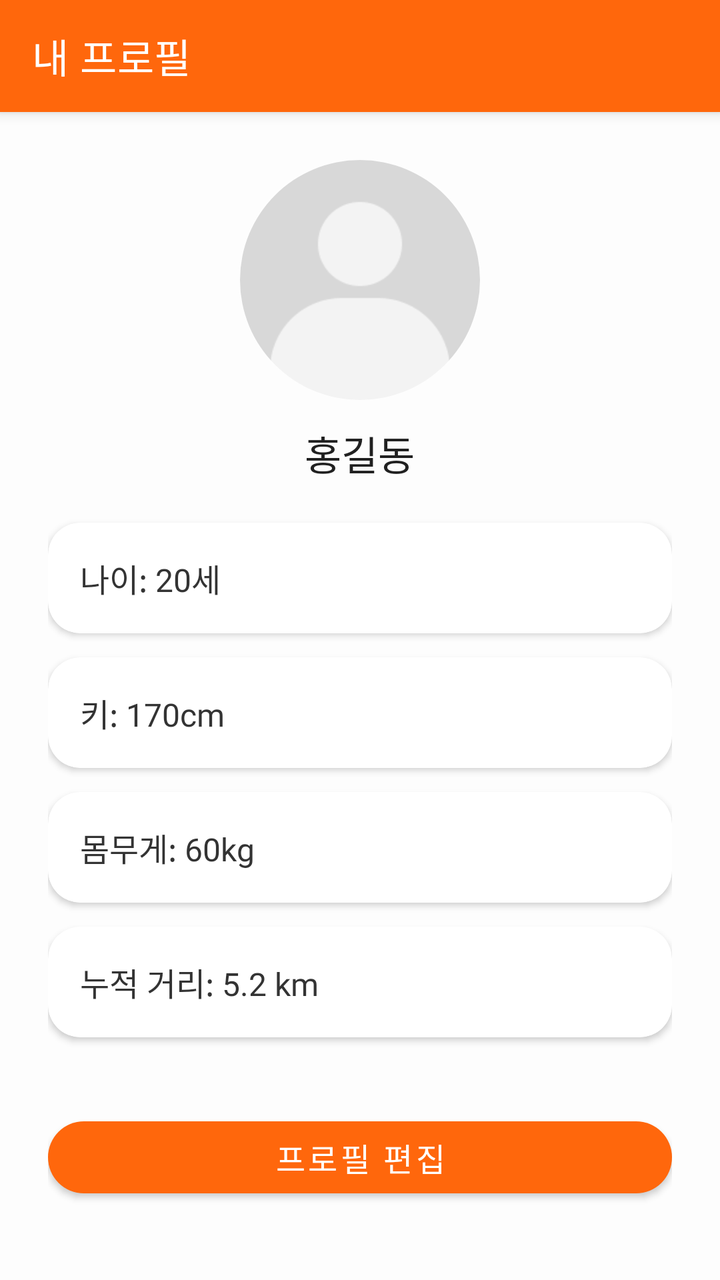
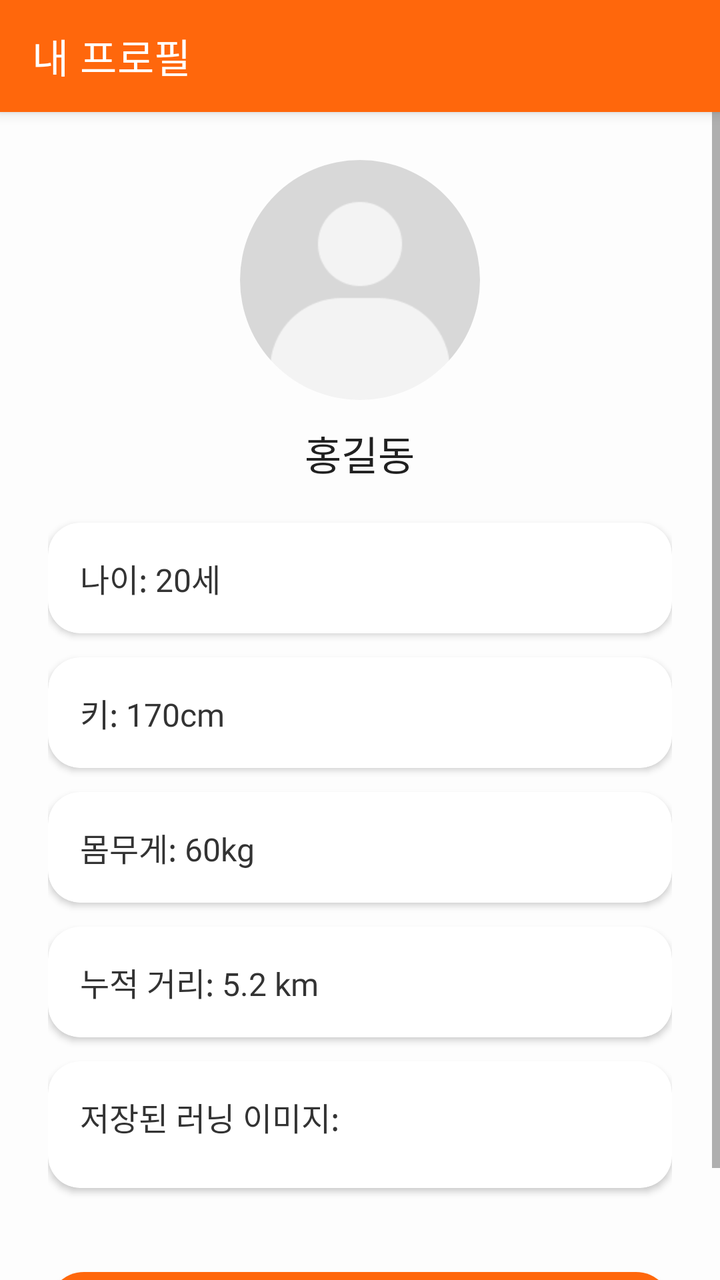

Screens rendered from an Android XML layout before and after an edit, with the pre-edit source and the edit as a unified diff.
<!-- AndroidManifest.xml: application theme Theme.DrawingRun -->
<!-- res/layout/activity_profile.xml -->
<?xml version="1.0" encoding="utf-8"?>
<RelativeLayout xmlns:android="http://schemas.android.com/apk/res/android"
    xmlns:app="http://schemas.android.com/apk/res-auto"
    android:layout_width="match_parent"
    android:layout_height="match_parent"
    android:background="#FDFDFD">

    
    <androidx.appcompat.widget.Toolbar
        android:id="@+id/profileToolbar"
        android:layout_width="match_parent"
        android:layout_height="wrap_content"
        android:background="#FF670C"
        android:elevation="4dp"
        app:title="내 프로필"
        app:titleTextColor="@android:color/white"
        app:popupTheme="@style/ThemeOverlay.AppCompat.Light" />

    <ScrollView
        android:id="@+id/profileScrollView"
        android:layout_below="@id/profileToolbar"
        android:layout_width="match_parent"
        android:layout_height="match_parent"
        android:fillViewport="true">

        <LinearLayout
            android:orientation="vertical"
            android:layout_width="match_parent"
            android:layout_height="wrap_content"
            android:padding="24dp"
            android:gravity="center_horizontal">

            
            <com.google.android.material.imageview.ShapeableImageView
                android:id="@+id/profileImageView"
                android:layout_width="120dp"
                android:layout_height="120dp"
                android:src="@drawable/ic_profile_default"
                android:contentDescription="프로필 이미지"
                app:shapeAppearanceOverlay="@style/ShapeAppearance.Material3.Corner.Full"
                android:scaleType="centerCrop"
                android:layout_marginBottom="12dp" />

            
            <TextView
                android:id="@+id/tvUserName"
                android:layout_width="wrap_content"
                android:layout_height="wrap_content"
                android:text="홍길동"
                android:textSize="20sp"
                android:textColor="#212121"
                android:fontFamily="@font/spoqa_han_sans_bold"
                android:layout_marginBottom="20dp" />

            
            <com.google.android.material.card.MaterialCardView
                android:layout_width="match_parent"
                android:layout_height="wrap_content"
                android:layout_marginBottom="12dp"
                app:cardCornerRadius="16dp"
                app:cardElevation="2dp">
                <TextView
                    android:id="@+id/tvUserAge"
                    android:layout_width="match_parent"
                    android:layout_height="wrap_content"
                    android:padding="16dp"
                    android:text="나이: 20세"
                    android:textSize="16sp"
                    android:textColor="#333333"
                    android:fontFamily="@font/spoqa_han_sans_regular" />
            </com.google.android.material.card.MaterialCardView>

            <com.google.android.material.card.MaterialCardView
                android:layout_width="match_parent"
                android:layout_height="wrap_content"
                android:layout_marginBottom="12dp"
                app:cardCornerRadius="16dp"
                app:cardElevation="2dp">
                <TextView
                    android:id="@+id/tvUserHeight"
                    android:layout_width="match_parent"
                    android:layout_height="wrap_content"
                    android:padding="16dp"
                    android:text="키: 170cm"
                    android:textSize="16sp"
                    android:textColor="#333333"
                    android:fontFamily="@font/spoqa_han_sans_regular" />
            </com.google.android.material.card.MaterialCardView>

            <com.google.android.material.card.MaterialCardView
                android:layout_width="match_parent"
                android:layout_height="wrap_content"
                android:layout_marginBottom="12dp"
                app:cardCornerRadius="16dp"
                app:cardElevation="2dp">
                <TextView
                    android:id="@+id/tvUserWeight"
                    android:layout_width="match_parent"
                    android:layout_height="wrap_content"
                    android:padding="16dp"
                    android:text="몸무게: 60kg"
                    android:textSize="16sp"
                    android:textColor="#333333"
                    android:fontFamily="@font/spoqa_han_sans_regular" />
            </com.google.android.material.card.MaterialCardView>

            <com.google.android.material.card.MaterialCardView
                android:layout_width="match_parent"
                android:layout_height="wrap_content"
                android:layout_marginBottom="12dp"
                app:cardCornerRadius="16dp"
                app:cardElevation="2dp">
                <TextView
                    android:id="@+id/tvTotalDistance"
                    android:layout_width="match_parent"
                    android:layout_height="wrap_content"
                    android:padding="16dp"
                    android:text="누적 거리: 5.2 km"
                    android:textSize="16sp"
                    android:textColor="#333333"
                    android:fontFamily="@font/spoqa_han_sans_regular" />
            </com.google.android.material.card.MaterialCardView>

            
            <com.google.android.material.button.MaterialButton
                android:id="@+id/btnEditProfile"
                android:layout_width="match_parent"
                android:layout_height="48dp"
                android:text="프로필 편집"
                android:textColor="@android:color/white"
                app:cornerRadius="24dp"
                app:backgroundTint="#FF670C"
                android:fontFamily="@font/spoqa_han_sans_bold"
                android:textSize="16sp"
                android:layout_marginTop="24dp" />

        </LinearLayout>
    </ScrollView>
</RelativeLayout>
<!-- resources referenced by this layout -->
<resources>
  <!-- drawable ic_profile_default: png bitmap (drawable, 918 bytes) -->
  <style name="Theme.DrawingRun" parent="Theme.MaterialComponents.DayNight.NoActionBar">
          
          <item name="colorPrimary">#F5F5F5</item> 
          <item name="colorPrimaryVariant">#E0E0E0</item> 
          <item name="colorOnPrimary">#212121</item> 
  
          
          <item name="colorSecondary">#FF670C</item>
          <item name="colorSecondaryVariant">#E65C00</item>
          <item name="colorOnSecondary">@android:color/white</item>
  
          
          <item name="android:windowNoTitle">true</item>
          <item name="windowActionBar">false</item>
          <item name="android:forceDarkAllowed" tools:targetApi="q">false</item>
  
          
          <item name="android:statusBarColor">#F5F5F5</item>
          <item name="android:navigationBarColor">#FFFFFF</item>
      </style>
</resources>

<!-- the commit's change to res/layout/activity_profile.xml (unified diff, before → after) -->
@@ -121,6 +121,36 @@
                     android:fontFamily="@font/spoqa_han_sans_regular" />
             </com.google.android.material.card.MaterialCardView>
 
+            <com.google.android.material.card.MaterialCardView
+                android:layout_width="match_parent"
+                android:layout_height="wrap_content"
+                android:layout_marginBottom="12dp"
+                app:cardCornerRadius="16dp"
+                app:cardElevation="2dp">
+
+                <LinearLayout
+                    android:layout_width="match_parent"
+                    android:layout_height="wrap_content"
+                    android:orientation="vertical"
+                    android:padding="16dp">
+
+                    <TextView
+                        android:layout_width="wrap_content"
+                        android:layout_height="wrap_content"
+                        android:text="저장된 러닝 이미지:"
+                        android:textSize="16sp"
+                        android:textColor="#333333"
+                        android:fontFamily="@font/spoqa_han_sans_regular"
+                        android:layout_marginBottom="8dp"/>
+
+                    <androidx.recyclerview.widget.RecyclerView
+                        android:id="@+id/rvSavedImages"
+                        android:layout_width="match_parent"
+                        android:layout_height="wrap_content"
+                        android:nestedScrollingEnabled="false" />
+                </LinearLayout>
+            </com.google.android.material.card.MaterialCardView>
+
             
             <com.google.android.material.button.MaterialButton
                 android:id="@+id/btnEditProfile"
